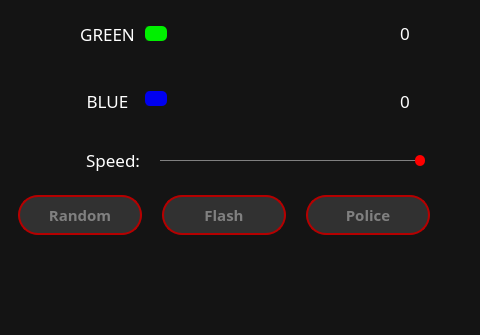
Above: GUI_WIDGETS/Leds/leds.ui from PortiESP/PortiOS before the change; both pictures show x 320 to 800 and y 145 to 480 of the 800 by 480 pixel window. Below: the same form after it.
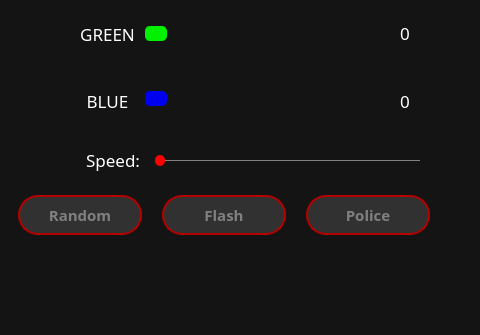
That is the form after the change. Icons and pictures are not drawn.

```diff
--- a/GUI_WIDGETS/Leds/leds.ui
+++ b/GUI_WIDGETS/Leds/leds.ui
@@ -1246,7 +1246,7 @@
       <number>10</number>
      </property>
      <property name="value">
-      <number>10</number>
+      <number>1</number>
      </property>
      <property name="orientation">
       <enum>Qt::Horizontal</enum>
```
